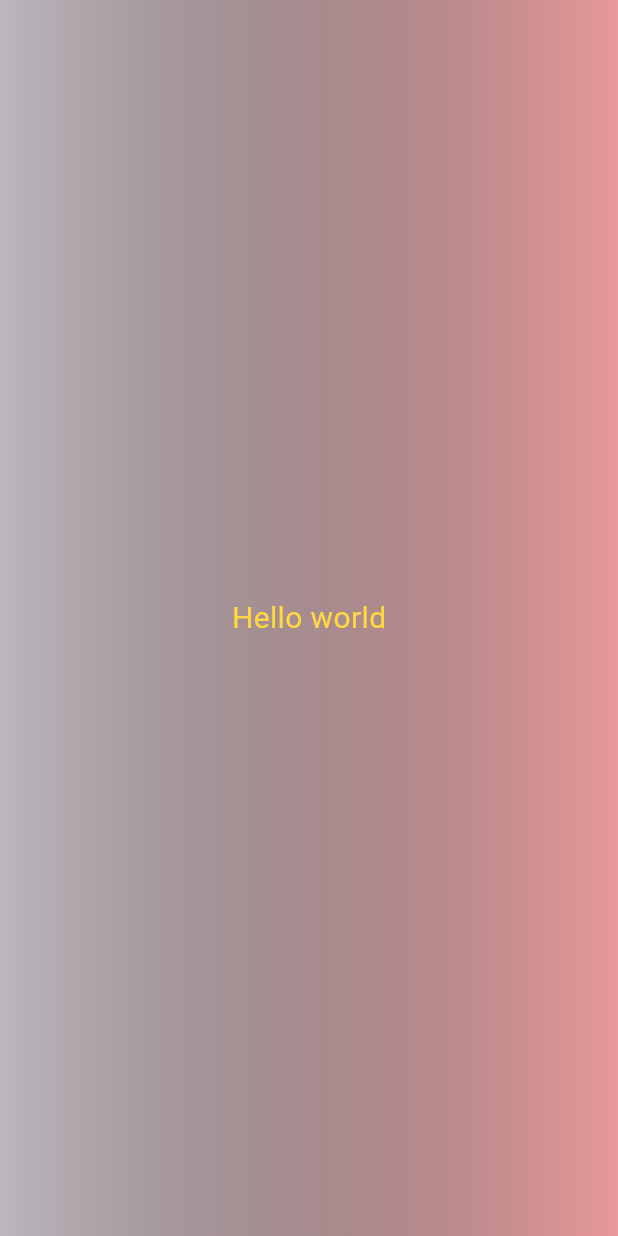
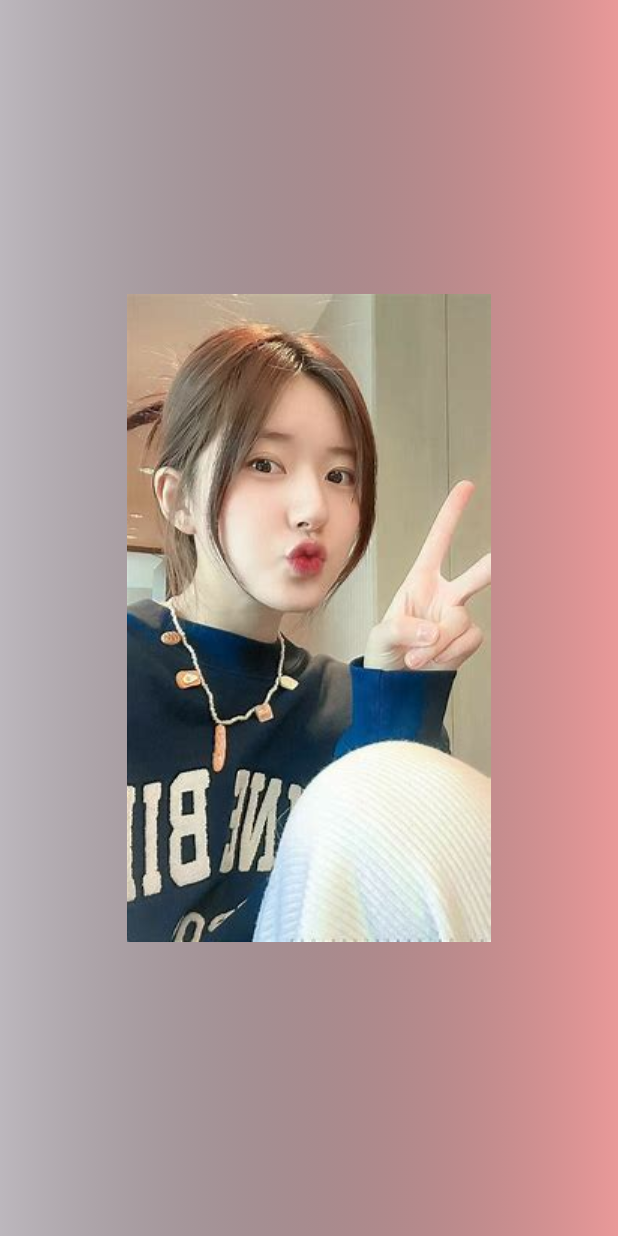
Before and after one commit to Chuazz/learning_flutter, a Flutter app: the screen it shows after launch, on a phone screen of 412 x 824 dp. Run offline on Flutter 3.47's test engine with Material 3 defaults, Android fonts, the phone set to English and light mode, and no system bars.

Commit message:
day 4: display image

```diff
--- /dev/null
+++ b/lib/components/my_image.dart
@@ -0,0 +1,12 @@
+import 'package:flutter/material.dart';
+
+class MImage extends StatelessWidget {
+  const MImage(this.path, {super.key});
+
+  final String path;
+
+  @override
+  Widget build(BuildContext context) {
+    return Image.asset(path);
+  }
+}
--- a/lib/main.dart
+++ b/lib/main.dart
@@ -1,5 +1,5 @@
 import 'package:flutter/material.dart';
-import 'package:learning/components/my_typography.dart';
+import 'package:learning/components/my_image.dart';
 
 void main() {
   runApp(MaterialApp(
@@ -10,7 +10,7 @@ void main() {
         Color.fromARGB(66, 0, 0, 0),
         Color.fromARGB(255, 233, 153, 153),
       ])),
-      child: const Center(child: MTypography("Hello world")),
+      child: const Center(child: MImage('assets/images/girl2.png')),
     ),
   )));
 }
```
Also changed, not shown: pubspec.yaml (+48 -48 lines), assets/images/girl1.jpg (added), assets/images/girl2.png (added), assets/images/girl3.jpg (added), assets/images/girl4.jpg (added), 1 other file.
